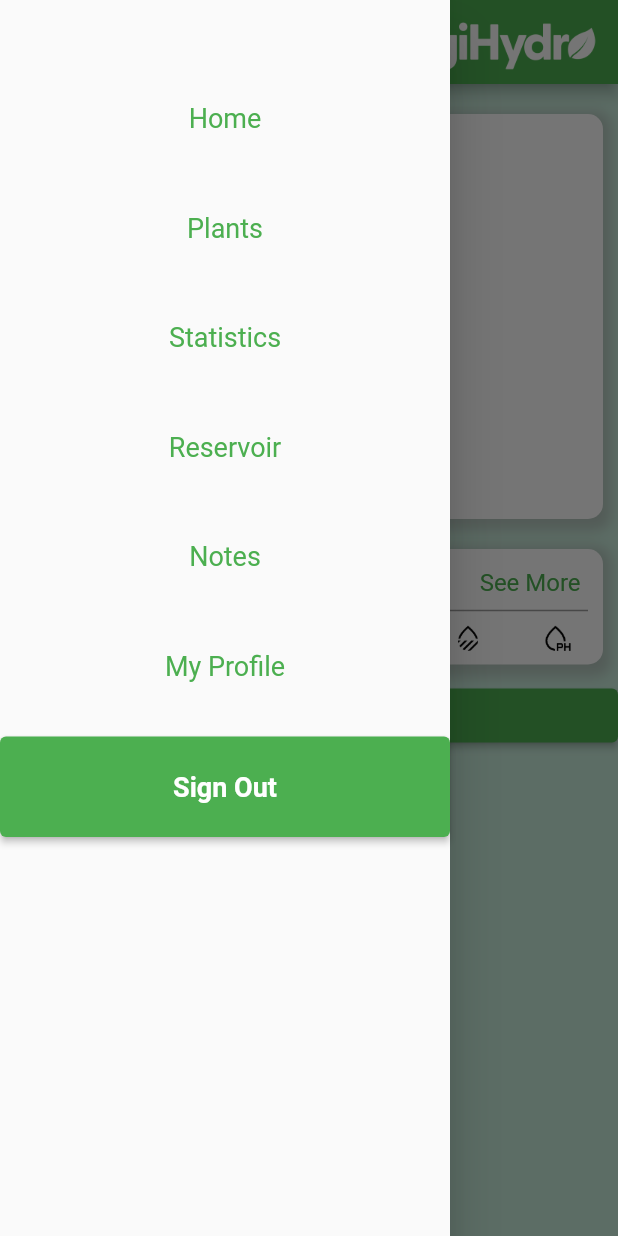
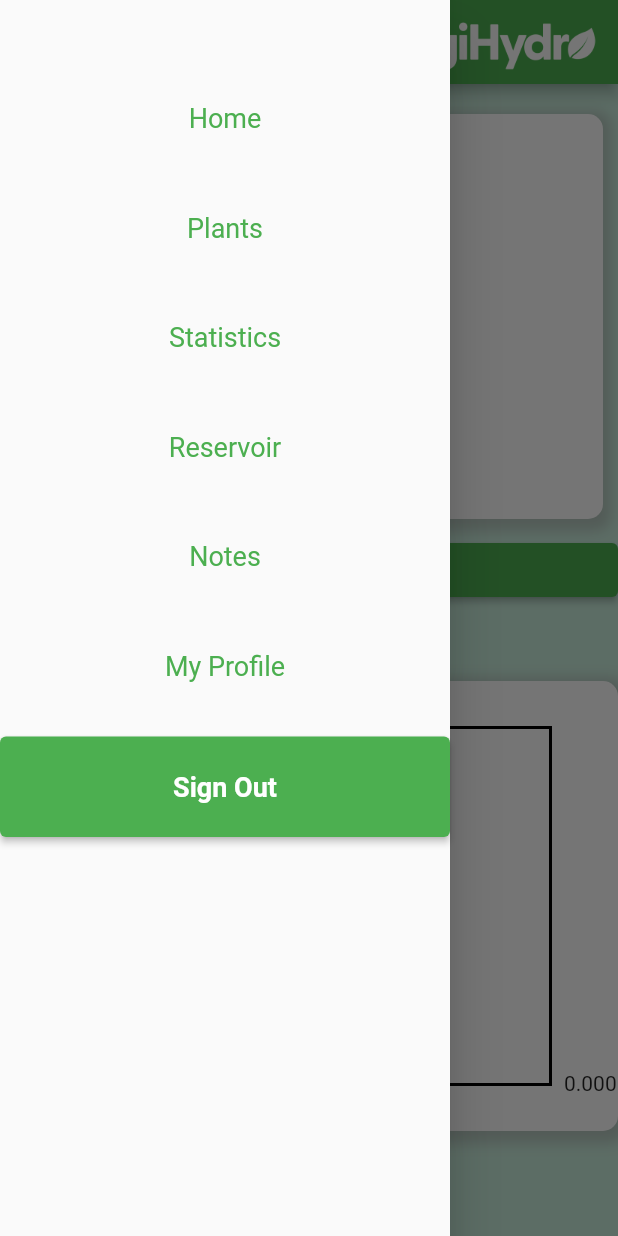
Before and after one commit to patrickbaj/digihydrotest, a Flutter app: the stats screen opened directly, with the side drawer open, on a phone screen of 412 x 824 dp. Run offline on Flutter 3.47's test engine with Material 2 defaults, Android fonts, the phone set to English and light mode, and no system bars; drawn by our look-alikes of firebase_database, fl_chart; our stand-ins replace firebase_auth, firebase_core, firebase_messaging, firebase_storage, flutter_local_notifications, image_picker; accounts and stored records are empty; network calls fail.

```diff
--- a/lib/index_screen.dart
+++ b/lib/index_screen.dart
@@ -304,7 +304,7 @@ class index extends State<IndexScreen> {
                                   borderRadius: BorderRadius.circular(20)),
                               backgroundColor: Colors.green,
                               textStyle: const TextStyle(color: Colors.white),
-                              minimumSize: Size(120, 50),
+                              minimumSize: Size(100, 50),
                             ),
                             onPressed: () {
                               if (_key.currentState!.validate()) {
@@ -314,7 +314,7 @@ class index extends State<IndexScreen> {
                           ),
                         ),
                         Container(
-                          margin: EdgeInsets.fromLTRB(40, 40, 50, 0),
+                          margin: EdgeInsets.fromLTRB(20, 40, 30, 0),
                           child: TextButton(
                             child: Text('Forgot Password?'),
                             style: TextButton.styleFrom(
--- a/lib/mainpages/stats.dart
+++ b/lib/mainpages/stats.dart
@@ -1,5 +1,4 @@
 import 'dart:math';
-
 import 'package:digihydro/mainpages/notes_screen.dart';
 import 'package:digihydro/mainpages/notif.dart';
 import 'package:digihydro/mainpages/plants_screen.dart';
@@ -12,27 +11,37 @@ import 'package:firebase_database/ui/firebase_animated_list.dart';
 import 'package:firebase_auth/firebase_auth.dart';
 import 'package:digihydro/drawer_screen.dart';
 import 'package:flutter/material.dart';
+import 'package:fl_chart/fl_chart.dart';
+import 'package:intl/intl.dart';
 
 class stats extends StatefulWidget{
   @override
   _statscreen createState() =>  _statscreen();
 }
 
-var rng = Random();
-var num = rng.nextInt(10000);
-final auth = FirebaseAuth.instance;
-late String currentUserID;
-final DatabaseReference refDevice = FirebaseDatabase.instance.ref('Devices');
-final DatabaseReference destinationReference = FirebaseDatabase.instance.ref().child('destination');
+
+
 
 class _statscreen extends State<stats>{
-  @override
-  void initState() {
-    super.initState();
-    final currentUser = auth.currentUser;
-    if (currentUser != null) {
-      currentUserID = currentUser.uid;
-    }
+
+
+  final DatabaseReference refDevice = FirebaseDatabase.instance.ref('Devices');
+  final DatabaseReference destinationReference = FirebaseDatabase.instance.ref().child('destination');
+
+
+  Future<void> FetchData() async {
+    refDevice.once().then((event) {
+                      DataSnapshot snapshot = event.snapshot;
+                      Map<dynamic, dynamic>? sourceData = snapshot.value as Map<dynamic, dynamic>?;
+                      DateTime now = DateTime.now();
+                      String formattedDateTime = DateFormat('yyyy-MM-dd HH:mm:ss').format(now);
+                      sourceData!['datetime'] = formattedDateTime;
+
+                      destinationReference.set(sourceData);
+
+                  }).catchError((error) {
+                    // Handle any errors that occur during the read operation
+                  });
   }
 
   @override
@@ -315,8 +324,43 @@ class _statscreen extends State<stats>{
               ),
             ),
           ),
+
+
+//Fetch data sample
           Container(
-            margin: EdgeInsets.fromLTRB(10, 10, 10, 10),
+            child: ElevatedButton(
+              onPressed: () {
+                FetchData();
+                },
+              child: Text('Fetch'),
+            ),
+          ),
+
+          Container(
+            height: 50,
+            width: 50,
+            child:FirebaseAnimatedList(
+              query: destinationReference,
+              itemBuilder: (BuildContext context, DataSnapshot snapshot,
+                  Animation<double> animation, int index){
+                    return Row(
+                      children: [
+                        Column(
+                          children: [
+                            Text(snapshot.child('Humidity').value.toString())
+                          ],
+                        ),
+                      ],
+                    );
+                  }
+              )
+          ),
+
+
+//Chart container
+          Container(
+            height: 300,
+            width: 400,
             decoration: BoxDecoration(
               color: Colors.white,
               borderRadius: BorderRadius.circular(10),
@@ -329,131 +373,33 @@ class _statscreen extends State<stats>{
                 ),
               ],
             ),
-            child: Column(
-              children: [
-                Row(
-                  mainAxisAlignment: MainAxisAlignment.spaceBetween,
-                  children: [
-                    Padding(
-                      padding: EdgeInsets.fromLTRB(10, 8, 0, 0),
-                      child: Row(
-                        children: <Widget>[
-                          Icon(
-                            Icons.analytics,
-                            size: 25,
-                          ),
-                          Padding(
-                            padding: EdgeInsets.fromLTRB(5, 0, 0, 0),
-                            child: Text(
-                              'Stats History',
-                              style: TextStyle(
-                                fontSize: 20,
-                                color: Color(0xFF1a1a1a),
-                                fontWeight: FontWeight.bold,
-                              ),
-                            ),
-                          ),
-                        ],
-                      ),
+            child: LineChart(
+              LineChartData(
+                borderData: FlBorderData(
+                  show: true,
+                  border:  Border.all(
+                    color: Colors.black, width: 2
                     ),
-                    Padding(
-                      padding: EdgeInsets.fromLTRB(0, 12, 15, 0),
-                      child: GestureDetector(
-                        child: Text(
-                          "See More",
-                          style: TextStyle(
-                            color: Colors.green,
-                            fontSize: 16,
-                          ),
-                        ),
-                        onTap: () {
-                          Navigator.push(
-                              context,
-                              MaterialPageRoute(
-                                  builder: (context) => historyPage()));
-                        },
-                      ),
-                    )
-                  ],
                 ),
-                Divider(
-                  color: Colors.grey,
-                  thickness: 1,
-                  indent: 10,
-                  endIndent: 10,
+                gridData: FlGridData(
+                  show: true,
+                  getDrawingHorizontalLine: (value) {
+                    return FlLine(
+                      color: Colors.black,
+                      strokeWidth: 1,
+                    );
+                  },
+                  drawVerticalLine: true,
+                  getDrawingVerticalLine: (value) {
+                    return FlLine(
+                      color: Colors.black,
+                      strokeWidth: 1,
+                    );
+                  },
                 ),
-                Row(
-                  mainAxisAlignment: MainAxisAlignment.spaceBetween,
-                  children: [
-                    Padding(
-                      padding: EdgeInsets.fromLTRB(15, 0, 20, 7), //leftmost
-                      child: Text(
-                        'Date',
-                        style: TextStyle(
-                          fontSize: 18,
-                          color: Color(0xFF272727),
-                          fontWeight: FontWeight.bold,
-                        ),
-                      ),
-                    ),
-                    Padding(
-                      padding: EdgeInsets.fromLTRB(0, 0, 0, 7),
-                      child: Icon(
-                        Icons.thermostat,
-                        size: 20,
-                      ),
-                    ),
-                    Padding(
-                      padding: EdgeInsets.fromLTRB(0, 0, 0, 7),
-                      child: Image.asset(
-                        'images/humidity_percentage_FILL0_wght400_GRAD0_opsz48.png',
-                        height: 20,
-                        width: 20,
-                      ),
-                    ),
-                    Padding(
-                      padding: EdgeInsets.fromLTRB(0, 0, 0, 7),
-                      child: Image.asset(
-                        'images/dew_point_FILL0_wght400_GRAD0_opsz48.png',
-                        height: 20,
-                        width: 20,
-                      ),
-                    ),
-                    Padding(
-                      padding: EdgeInsets.fromLTRB(0, 0, 0, 7),
-                      child: Image.asset(
-                        'images/total_dissolved_solids_FILL0_wght400_GRAD0_opsz48.png',
-                        height: 20,
-                        width: 20,
-                      ),
-                    ),
-                    Padding(
-                      padding: EdgeInsets.fromLTRB(0, 0, 20, 7), //rightmost
-                      child: Image.asset(
-                        'images/water_ph_FILL0_wght400_GRAD0_opsz48.png',
-                        height: 20,
-                        width: 20,
-                      ),
-                    ),
-                  ],
-                ),
-              ],
+              ),
             ),
-          ),
-          Container(
-            child: ElevatedButton(
-              onPressed: () {
-                refDevice.once().then((event) {
-                      var data = event.snapshot.value;
-                      destinationReference.set(data);
-
-                  }).catchError((error) {
-                    // Handle any errors that occur during the read operation
-                  });
-                },
-              child: Text('Pass Data'),
-            ),
-          ),
+          )
         ],
       ),
     );
--- a/pubspec.yaml
+++ b/pubspec.yaml
@@ -45,6 +45,7 @@ dependencies:
   rflutter_alert: ^2.0.4
   flutter_local_notifications: ^14.0.0+2
   http: ^0.13.0
+  fl_chart: ^0.62.0
 
 dev_dependencies:
   flutter_test:
```
Also changed, not shown: lib/create/create_note.dart (+61 -0 lines), lib/mainpages/notes_screen.dart (+21 -1 lines), pubspec.lock.
